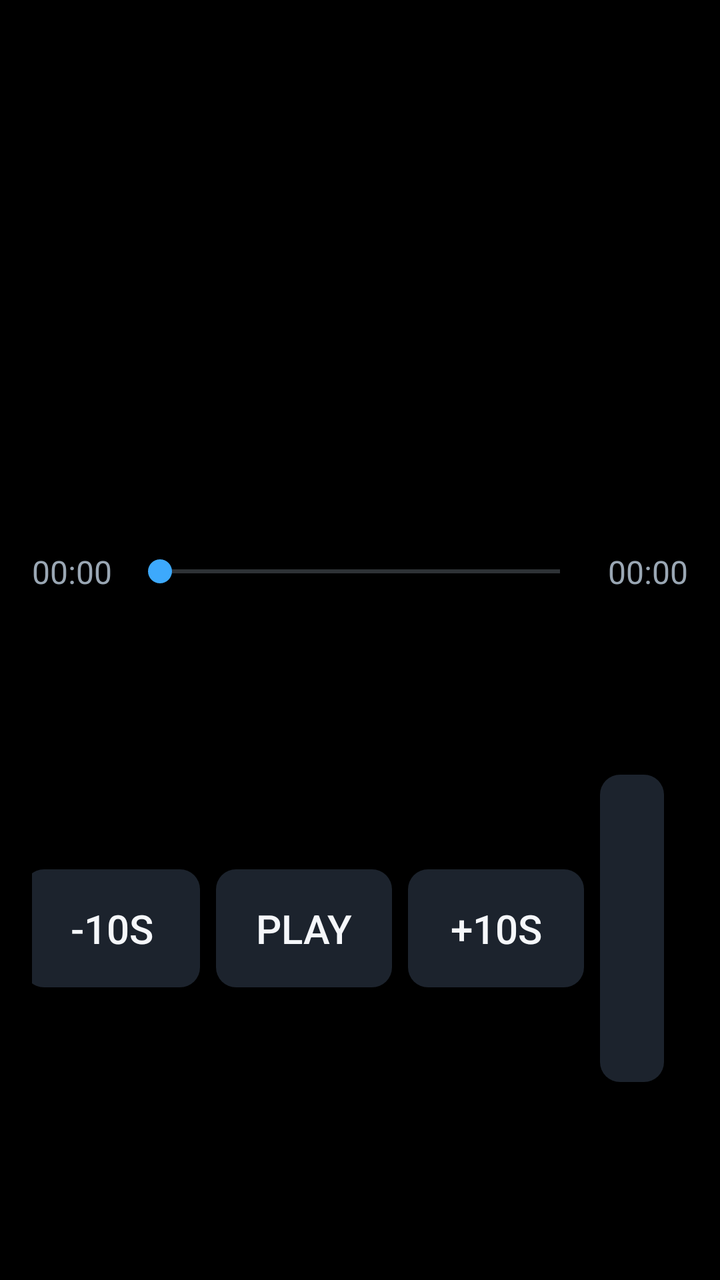
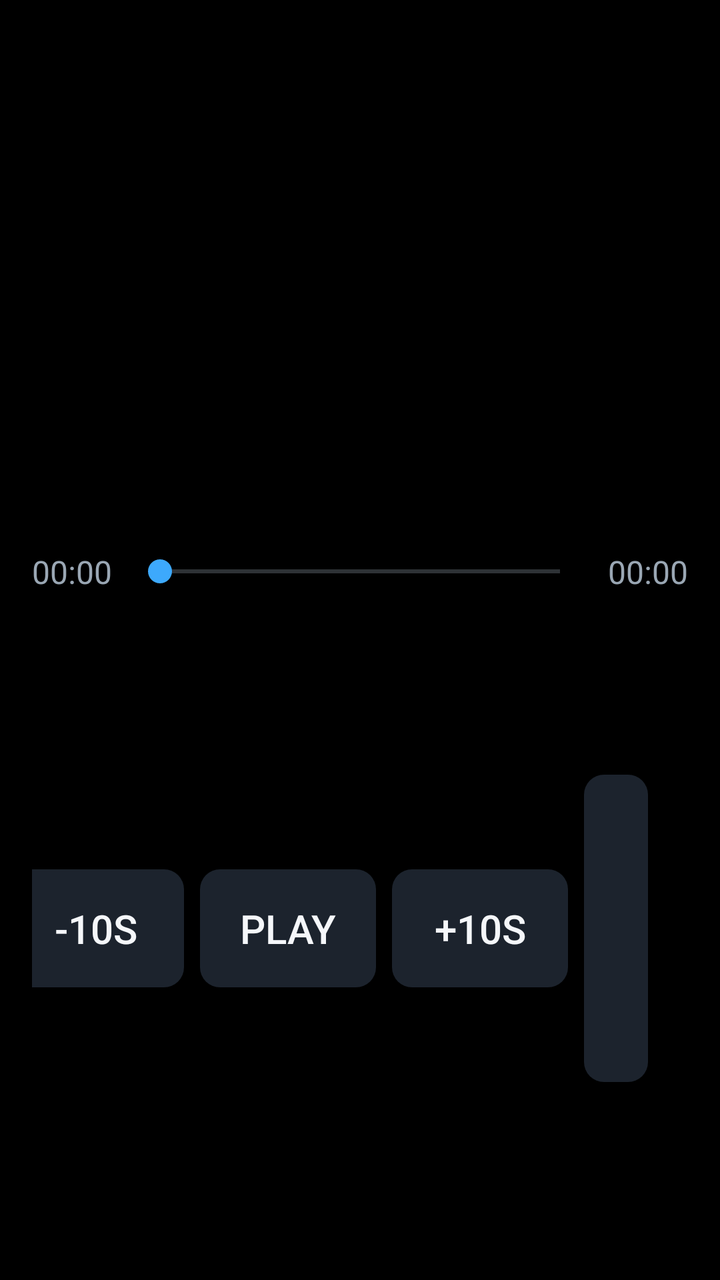

An Android layout rendered at two revisions. The XML below is the earlier revision; the diff shows what the commit changed to produce the second picture.
<!-- AndroidManifest.xml: application theme Theme.IptvPlayer -->
<!-- res/layout/activity_vod_player.xml -->
<?xml version="1.0" encoding="utf-8"?>
<FrameLayout xmlns:android="http://schemas.android.com/apk/res/android"
    android:layout_width="match_parent"
    android:layout_height="match_parent"
    android:background="#000000">

    <FrameLayout
        android:id="@+id/videoContainer"
        android:layout_width="match_parent"
        android:layout_height="match_parent" />

    <ProgressBar
        android:id="@+id/bufferingIndicator"
        android:layout_width="wrap_content"
        android:layout_height="wrap_content"
        android:layout_gravity="center"
        android:visibility="gone" />

    
    <LinearLayout
        android:id="@+id/controlBar"
        android:layout_width="match_parent"
        android:layout_height="wrap_content"
        android:layout_gravity="bottom"
        android:orientation="vertical"
        android:background="@drawable/bg_overlay"
        android:padding="@dimen/space_m">

        <TextView
            android:id="@+id/titleText"
            android:layout_width="match_parent"
            android:layout_height="wrap_content"
            android:textColor="@color/text_primary"
            android:textSize="@dimen/text_title"
            android:textStyle="bold"
            android:maxLines="1"
            android:ellipsize="end"
            android:layout_marginBottom="@dimen/space_s" />

        <LinearLayout
            android:layout_width="match_parent"
            android:layout_height="wrap_content"
            android:orientation="horizontal"
            android:gravity="center_vertical">

            <TextView
                android:id="@+id/currentTime"
                android:layout_width="wrap_content"
                android:layout_height="wrap_content"
                android:text="00:00"
                android:textColor="@color/text_secondary"
                android:textSize="@dimen/text_caption" />

            <SeekBar
                android:id="@+id/seekBar"
                android:layout_width="0dp"
                android:layout_height="wrap_content"
                android:layout_weight="1"
                android:layout_marginHorizontal="@dimen/space_s" />

            <TextView
                android:id="@+id/totalTime"
                android:layout_width="wrap_content"
                android:layout_height="wrap_content"
                android:text="00:00"
                android:textColor="@color/text_secondary"
                android:textSize="@dimen/text_caption" />
        </LinearLayout>

        <LinearLayout
            android:layout_width="match_parent"
            android:layout_height="wrap_content"
            android:orientation="horizontal"
            android:gravity="center"
            android:layout_marginTop="@dimen/space_s">

            <Button
                android:id="@+id/skipBackButton"
                style="@style/Widget.Iptv.Button"
                android:layout_width="wrap_content"
                android:layout_height="wrap_content"
                android:layout_marginHorizontal="@dimen/space_xs"
                android:text="@string/skip_back" />

            <Button
                android:id="@+id/playPauseButton"
                style="@style/Widget.Iptv.Button"
                android:layout_width="wrap_content"
                android:layout_height="wrap_content"
                android:layout_marginHorizontal="@dimen/space_xs"
                android:text="@string/detail_play" />

            <Button
                android:id="@+id/skipForwardButton"
                style="@style/Widget.Iptv.Button"
                android:layout_width="wrap_content"
                android:layout_height="wrap_content"
                android:layout_marginHorizontal="@dimen/space_xs"
                android:text="@string/skip_forward" />

            <Button
                android:id="@+id/audioButton"
                style="@style/Widget.Iptv.Button"
                android:layout_width="wrap_content"
                android:layout_height="wrap_content"
                android:layout_marginHorizontal="@dimen/space_xs"
                android:text="@string/audio_track" />

            <Button
                android:id="@+id/subtitleButton"
                style="@style/Widget.Iptv.Button"
                android:layout_width="wrap_content"
                android:layout_height="wrap_content"
                android:layout_marginHorizontal="@dimen/space_xs"
                android:text="@string/subtitle_track" />

            <Button
                android:id="@+id/aspectButton"
                style="@style/Widget.Iptv.Button"
                android:layout_width="wrap_content"
                android:layout_height="wrap_content"
                android:layout_marginHorizontal="@dimen/space_xs"
                android:text="@string/aspect_ratio" />
        </LinearLayout>
    </LinearLayout>
</FrameLayout>
<!-- resources referenced by this layout -->
<resources>
  <color name="text_primary">#F5F7FA</color>
  <color name="text_secondary">#9AA7B4</color>
  <dimen name="space_m">16dp</dimen>
  <dimen name="space_s">8dp</dimen>
  <dimen name="space_xs">4dp</dimen>
  <dimen name="text_caption">16sp</dimen>
  <dimen name="text_title">28sp</dimen>
  <!-- drawable bg_overlay (drawable) -->
  <?xml version="1.0" encoding="utf-8"?>
  <shape xmlns:android="http://schemas.android.com/apk/res/android" android:shape="rectangle">
      <solid android:color="@color/overlay_scrim" />
      <corners android:radius="@dimen/card_radius" />
  </shape>
  <string name="aspect_ratio">Aspect ratio</string>
  <string name="audio_track">Audio</string>
  <string name="detail_play">Play</string>
  <string name="skip_back">-10s</string>
  <string name="skip_forward">+10s</string>
  <string name="subtitle_track">Subtitles</string>
  <style name="Widget.Iptv.Button" parent="Widget.AppCompat.Button">
          <item name="android:background">@drawable/bg_button</item>
          <item name="android:textColor">@color/text_primary</item>
          <item name="android:textSize">@dimen/text_body</item>
          <item name="android:padding">@dimen/space_m</item>
          <item name="android:focusable">true</item>
      </style>
  <style name="Theme.IptvPlayer" parent="Theme.AppCompat.NoActionBar">
          <item name="colorPrimary">@color/accent</item>
          <item name="colorPrimaryDark">@color/bg_root</item>
          <item name="colorAccent">@color/accent</item>
          <item name="android:windowBackground">@color/bg_root</item>
          <item name="android:statusBarColor" tools:targetApi="lollipop">@color/bg_root</item>
          <item name="android:windowFullscreen">true</item>
          <item name="android:textColorPrimary">@color/text_primary</item>
          <item name="android:textColorSecondary">@color/text_secondary</item>
      </style>
  <color name="overlay_scrim">#CC000000</color>
  <dimen name="card_radius">10dp</dimen>
  <!-- drawable bg_button (drawable) -->
  <?xml version="1.0" encoding="utf-8"?>
  <selector xmlns:android="http://schemas.android.com/apk/res/android">
      <item android:state_focused="true">
          <shape android:shape="rectangle">
              <solid android:color="@color/accent" />
              <corners android:radius="@dimen/card_radius" />
              <stroke android:width="@dimen/focus_stroke" android:color="@color/text_primary" />
          </shape>
      </item>
      <item android:state_pressed="true">
          <shape android:shape="rectangle">
              <solid android:color="@color/accent_dim" />
              <corners android:radius="@dimen/card_radius" />
          </shape>
      </item>
      <item>
          <shape android:shape="rectangle">
              <solid android:color="@color/bg_card" />
              <corners android:radius="@dimen/card_radius" />
          </shape>
      </item>
  </selector>
  <dimen name="text_body">20sp</dimen>
  <color name="accent">#3DA9FC</color>
  <color name="bg_root">#0E1116</color>
  <dimen name="focus_stroke">2dp</dimen>
  <color name="accent_dim">#1E5F8C</color>
  <color name="bg_card">#1C232D</color>
</resources>

<!-- the commit's change to res/layout/activity_vod_player.xml (unified diff, before → after) -->
@@ -121,6 +121,22 @@
                 android:layout_height="wrap_content"
                 android:layout_marginHorizontal="@dimen/space_xs"
                 android:text="@string/aspect_ratio" />
+
+            <Button
+                android:id="@+id/sleepButton"
+                style="@style/Widget.Iptv.Button"
+                android:layout_width="wrap_content"
+                android:layout_height="wrap_content"
+                android:layout_marginHorizontal="@dimen/space_xs"
+                android:text="@string/sleep_timer" />
+
+            <Button
+                android:id="@+id/castButton"
+                style="@style/Widget.Iptv.Button"
+                android:layout_width="wrap_content"
+                android:layout_height="wrap_content"
+                android:layout_marginHorizontal="@dimen/space_xs"
+                android:text="@string/cast" />
         </LinearLayout>
     </LinearLayout>
 </FrameLayout>
<!-- resource entries referenced after the edit -->
@@ -15,9 +15,11 @@
   </shape>
   <string name="aspect_ratio">Aspect ratio</string>
   <string name="audio_track">Audio</string>
+  <string name="cast">Cast</string>
   <string name="detail_play">Play</string>
   <string name="skip_back">-10s</string>
   <string name="skip_forward">+10s</string>
+  <string name="sleep_timer">Sleep timer</string>
   <string name="subtitle_track">Subtitles</string>
   <style name="Widget.Iptv.Button" parent="Widget.AppCompat.Button">
           <item name="android:background">@drawable/bg_button</item>
